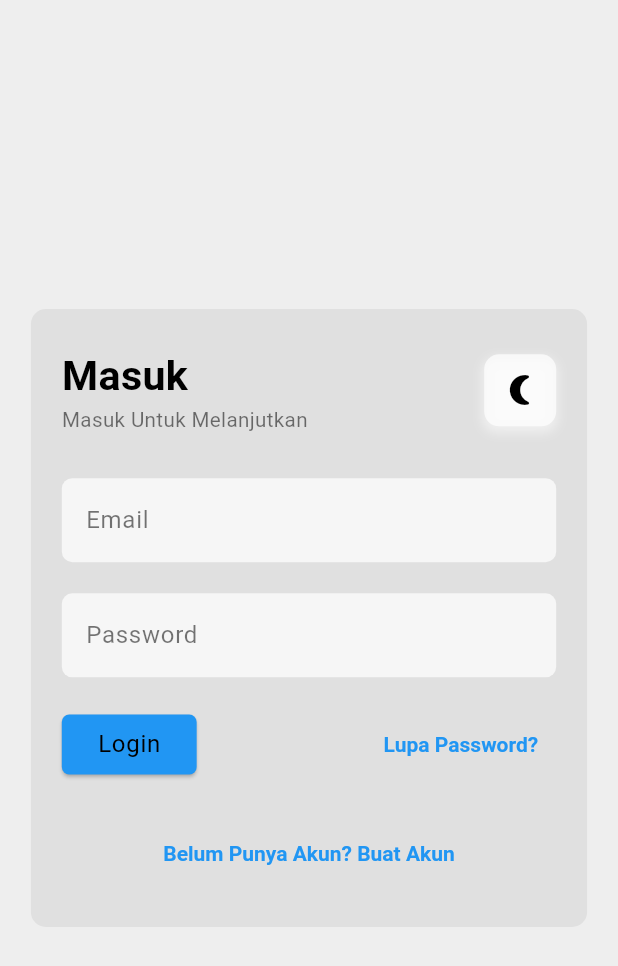
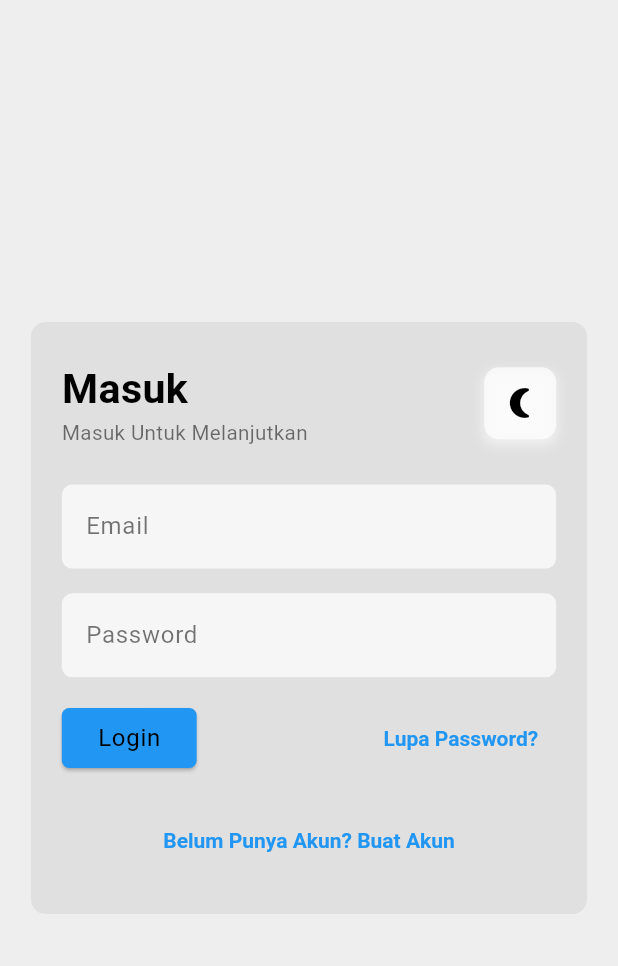
Before and after one commit to izasoerya/agrihub, a Flutter app: the screen it shows after launch, after a tap on "Login", on a phone screen of 412 x 824 dp. Shown: the top 966 px of the screen. Run offline on Flutter 3.47's test engine with Material 3 defaults, Android fonts, the phone set to English and light mode, and no system bars; our stand-ins replace cloud_firestore, firebase_core, flutter_bloc, flutter_screenutil, go_router; accounts and stored records are empty.

Commit message:
feat: responsive design

```diff
--- a/lib/main.dart
+++ b/lib/main.dart
@@ -1,10 +1,11 @@
+import 'package:agrihub/firebase_options.dart';
 import 'package:firebase_core/firebase_core.dart';
 import 'package:flutter/material.dart';
 import 'src/app.dart';
 
 void main() async {
   WidgetsFlutterBinding.ensureInitialized();
-  await Firebase.initializeApp();
+  await Firebase.initializeApp(options: DefaultFirebaseOptions.currentPlatform);
 
   runApp(const MyApp());
 }
--- a/lib/src/presentation/layout/auth_layout.dart
+++ b/lib/src/presentation/layout/auth_layout.dart
@@ -7,7 +7,7 @@ class AuthLayout extends StatelessWidget {
   @override
   Widget build(BuildContext context) {
     return Scaffold(
-      body: child,
+      body: Center(child: SingleChildScrollView(child: child)),
     );
   }
 }
--- a/lib/src/presentation/pages/login.dart
+++ b/lib/src/presentation/pages/login.dart
@@ -56,12 +56,20 @@ class _LoginPageState extends State<LoginPage> {
 
   @override
   Widget build(BuildContext context) {
-    return Center(
-      child: Container(
+    return SingleChildScrollView(
+      child: Column(
+        mainAxisAlignment: MainAxisAlignment.center,
+        children: [
+          Container(
             width: 1.sw,
-        height: 0.5.sh,
-        margin: EdgeInsets.symmetric(horizontal: 0.05.sw),
-        padding: EdgeInsets.symmetric(vertical: 0.03.sh, horizontal: 0.05.sw),
+            margin: EdgeInsets.symmetric(
+              horizontal: ScreenUtil().orientation == Orientation.portrait
+                  ? 0.05.sw
+                  : 0.25.sw,
+              vertical: 0.05.sh,
+            ),
+            padding:
+                EdgeInsets.symmetric(vertical: 0.03.sh, horizontal: 0.05.sw),
             decoration: BoxDecoration(
               color: Theme.of(context).colorScheme.primary,
               borderRadius: BorderRadius.circular(10),
@@ -106,6 +114,8 @@ class _LoginPageState extends State<LoginPage> {
               ],
             ),
           ),
+        ],
+      ),
     );
   }
 }
--- a/lib/src/presentation/pages/register.dart
+++ b/lib/src/presentation/pages/register.dart
@@ -72,8 +72,12 @@ class _RegisterPageState extends State<RegisterPage> {
     return Center(
       child: Container(
         width: 1.sw,
-        height: 0.6.sh,
-        margin: EdgeInsets.symmetric(horizontal: 0.05.sw),
+        margin: EdgeInsets.symmetric(
+          horizontal: ScreenUtil().orientation == Orientation.portrait
+              ? 0.05.sw
+              : 0.25.sw,
+          vertical: 0.05.sh,
+        ),
         padding: EdgeInsets.symmetric(vertical: 0.03.sh, horizontal: 0.05.sw),
         decoration: BoxDecoration(
           color: Theme.of(context).colorScheme.primary,
--- a/lib/src/presentation/widgets/organism/header_form_auth.dart
+++ b/lib/src/presentation/widgets/organism/header_form_auth.dart
@@ -22,7 +22,9 @@ class HeaderFormAuth extends StatelessWidget {
                 heading,
                 style: TextStyle(
                   color: Theme.of(context).textTheme.bodyLarge!.color,
-                  fontSize: 24.sp,
+                  fontSize: ScreenUtil().orientation == Orientation.portrait
+                      ? 24.sp
+                      : 12.sp,
                   fontWeight: FontWeight.bold,
                 ),
               ),
@@ -30,7 +32,9 @@ class HeaderFormAuth extends StatelessWidget {
                 subheading,
                 style: TextStyle(
                   color: Theme.of(context).textTheme.bodyMedium!.color,
-                  fontSize: 12.sp,
+                  fontSize: ScreenUtil().orientation == Orientation.portrait
+                      ? 12.sp
+                      : 8.sp,
                 ),
               ),
             ],
```
Lines whose indentation alone changed are shown as unchanged.
